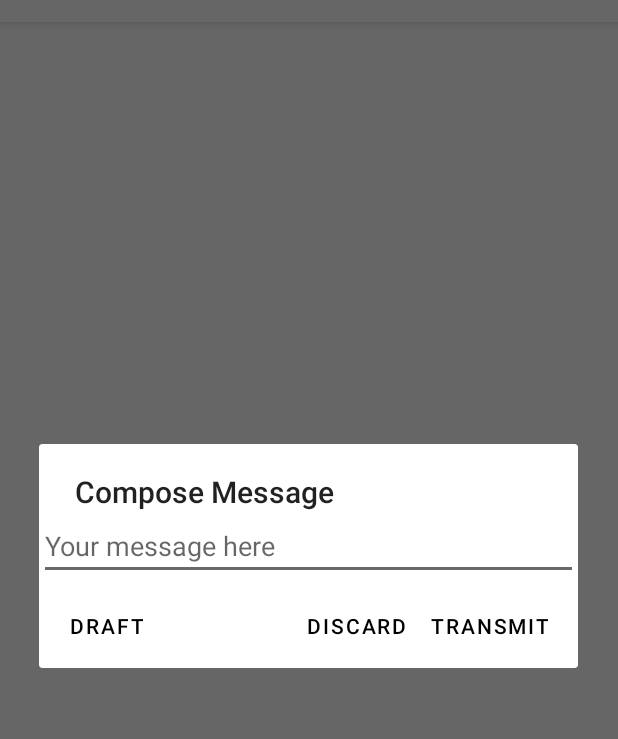
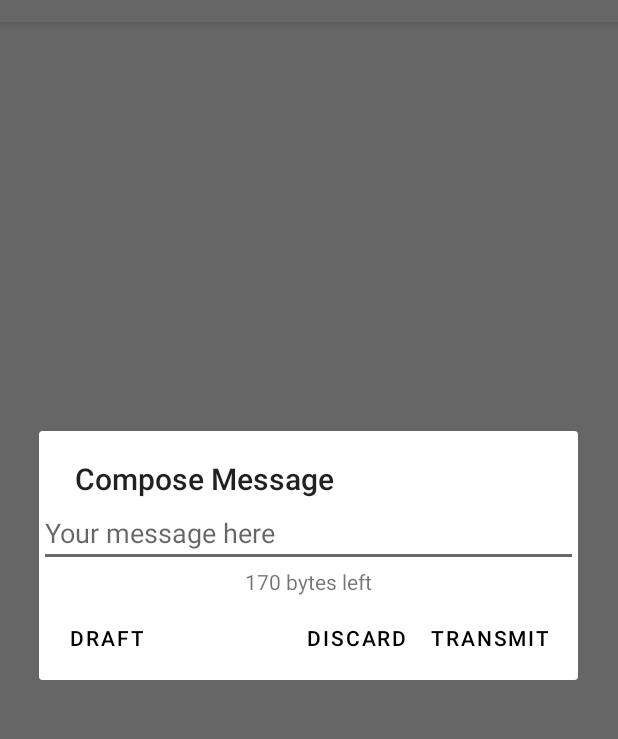
Before and after one commit to aicodix/rattlegram, an Android app: the screen it shows after launch (MainActivity), after a tap on "Compose", on a phone screen of 412 x 824 dp, the part 62-801 px from its top. Run offline under Robolectric (Android 15) with nearby library versions, the phone set to English and light mode, and no system bars; 3 statements that could not run were skipped.

Commit message:
show number of bytes left while composing

```diff
--- a/app/src/main/java/com/aicodix/rattlegram/MainActivity.java
+++ b/app/src/main/java/com/aicodix/rattlegram/MainActivity.java
@@ -28,7 +28,9 @@ import android.media.AudioTrack;
 import android.media.MediaRecorder;
 import android.os.Build;
 import android.os.Bundle;
+import android.text.Editable;
 import android.text.InputType;
+import android.text.TextWatcher;
 import android.view.Menu;
 import android.view.MenuItem;
 import android.view.View;
@@ -37,6 +39,7 @@ import android.widget.ArrayAdapter;
 import android.widget.EditText;
 import android.widget.ImageView;
 import android.widget.NumberPicker;
+import android.widget.TextView;
 import android.widget.Toast;
 
 import com.aicodix.rattlegram.databinding.ActivityMainBinding;
@@ -900,7 +903,29 @@ public class MainActivity extends AppCompatActivity {
 		if (temp == null)
 			temp = draft;
 		View view = getLayoutInflater().inflate(R.layout.compose_message, null);
+		TextView left = view.findViewById(R.id.capacity);
 		EditText edit = view.findViewById(R.id.message);
+		edit.addTextChangedListener(new TextWatcher() {
+			@Override
+			public void beforeTextChanged(CharSequence charSequence, int i, int i1, int i2) {
+
+			}
+
+			@Override
+			public void onTextChanged(CharSequence charSequence, int i, int i1, int i2) {
+				int bytes = charSequence.toString().getBytes().length;
+				if (bytes > 170) {
+					left.setText(getString(R.string.over_capacity, bytes - 170));
+				} else {
+					left.setText(getString(R.string.bytes_left, 170 - bytes));
+				}
+			}
+
+			@Override
+			public void afterTextChanged(Editable editable) {
+
+			}
+		});
 		edit.setText(temp);
 		draft = "";
 		AlertDialog.Builder builder = new AlertDialog.Builder(this, R.style.Theme_AlertDialog);
--- a/app/src/main/res/layout/compose_message.xml
+++ b/app/src/main/res/layout/compose_message.xml
@@ -2,6 +2,7 @@
 <LinearLayout xmlns:android="http://schemas.android.com/apk/res/android"
 	android:layout_width="match_parent"
 	android:layout_height="match_parent"
+	android:orientation="vertical"
 	android:gravity="center">
 
 	<EditText
@@ -11,4 +12,9 @@
 		android:autofillHints="Hello World!"
 		android:hint="@string/message_hint"
 		android:inputType="textMultiLine" />
+
+	<TextView
+		android:id="@+id/capacity"
+		android:layout_width="wrap_content"
+		android:layout_height="wrap_content" />
 </LinearLayout>
--- a/app/src/main/res/values/strings.xml
+++ b/app/src/main/res/values/strings.xml
@@ -56,6 +56,8 @@
 	<string name="status_line">%1$s - %2$s - %3$s</string>
 	<string name="status_message">%1$s - %2$s - %3$s:\n%4$s</string>
 	<string name="from_toast">From %1$s - Mode %2$d - CFO %3$.2f Hz</string>
+	<string name="bytes_left">%1$d bytes left</string>
+	<string name="over_capacity">%1$d bytes over capacity</string>
 	<string name="received">Received</string>
 	<string name="transmitted">Transmitted</string>
 	<string name="repeated">Repeated</string>
```
